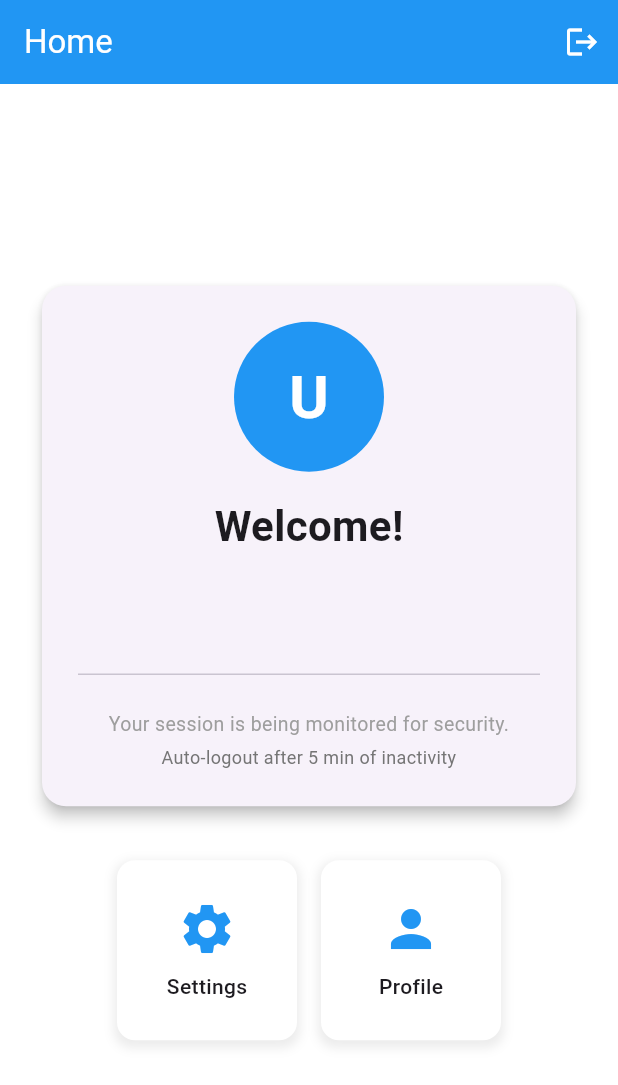
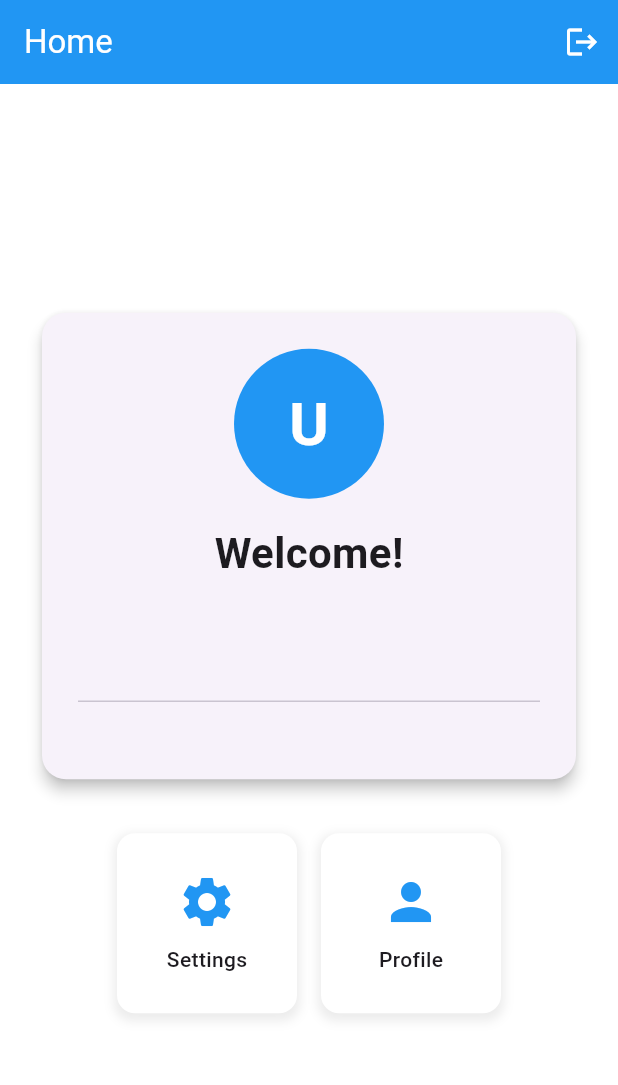
Before and after one commit to JananaDanithra22/amerckcare_apptest, a Flutter app: the HomeScreen screen opened by its route, on a phone screen of 412 x 824 dp. Shown: the top 1085 px of the screen. Run offline on Flutter 3.47's test engine with Material 3 defaults, Android fonts, the phone set to English and light mode, and no system bars; our stand-ins replace firebase_auth, firebase_core, flutter_secure_storage, google_sign_in, local_auth, lottie; missing offline and left inert: flutter_facebook_auth; accounts and stored records are empty.

Commit message:
remove the sample texts

```diff
--- a/amerckcarelogin/lib/features/home/screens/home_screen.dart
+++ b/amerckcarelogin/lib/features/home/screens/home_screen.dart
@@ -178,20 +178,8 @@ class _HomeScreenState extends State<HomeScreen> {
                       const SizedBox(height: 24),
                       const Divider(),
                       const SizedBox(height: 16),
-                      const Text(
-                        'Your session is being monitored for security.',
-                        style: TextStyle(fontSize: 13, color: Colors.grey),
-                        textAlign: TextAlign.center,
-                      ),
+
                       const SizedBox(height: 4),
-                      Text(
-                        'Auto-logout after 5 min of inactivity',
-                        style: TextStyle(
-                          fontSize: 12,
-                          color: Colors.grey.shade600,
-                        ),
-                        textAlign: TextAlign.center,
-                      ),
                     ],
                   ),
                 ),
```
